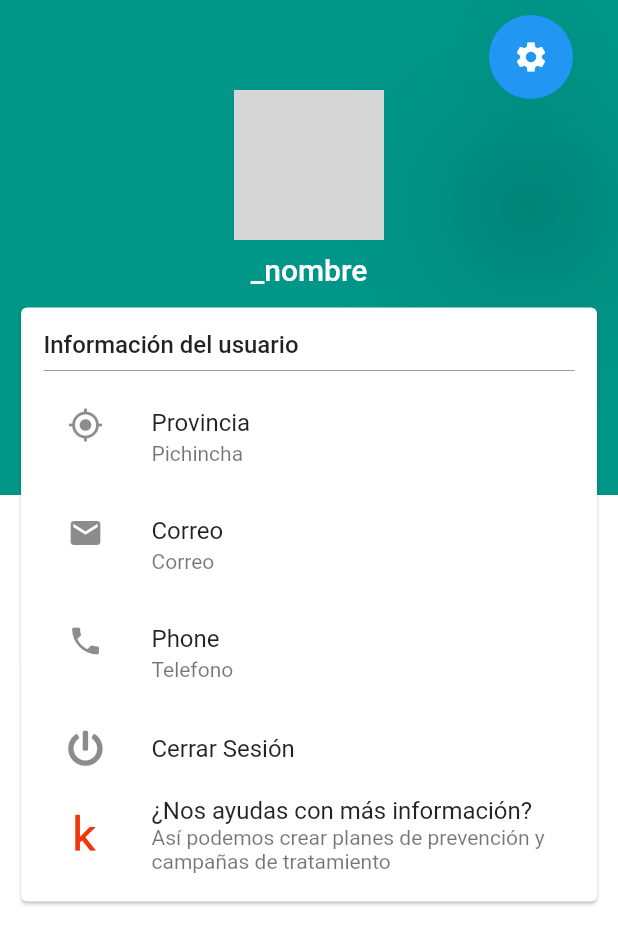
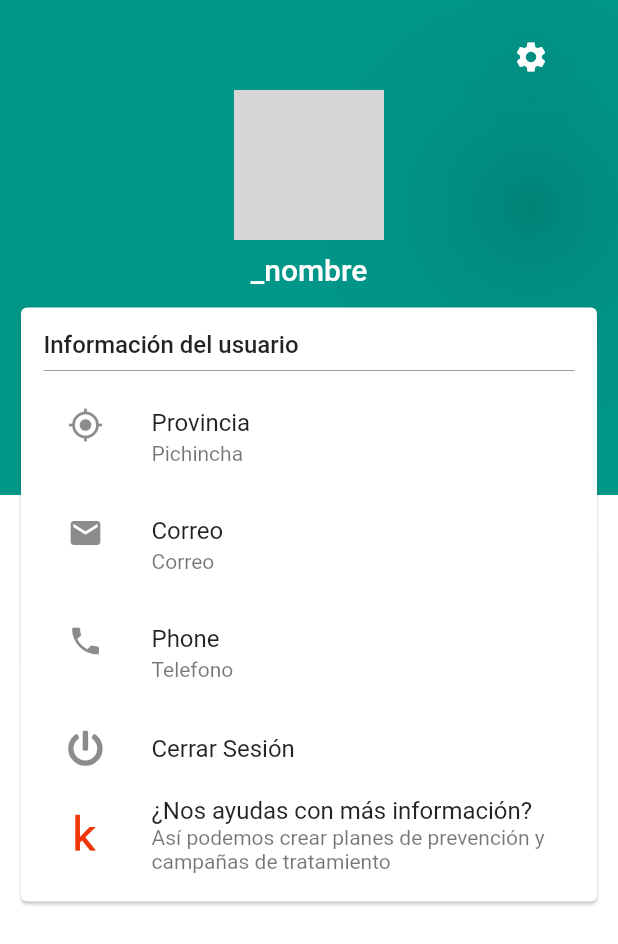
Before and after one commit to cristhianviera1/Kimirina_app_movil, a Flutter app: the ProfileScreen screen opened directly, on a phone screen of 412 x 824 dp. Shown: the top 944 px of the screen. Run offline on Flutter 3.47's test engine with Material 2 defaults, Android fonts, the phone set to English and light mode, and no system bars; our stand-ins replace auto_size_text, cached_network_image, flare_flutter, flutter_form_builder, font_awesome_flutter, rflutter_alert and 1 more; missing offline and left inert: fancy_dialog, intro_views_flutter; accounts and stored records are empty; network calls fail; grey boxes are pictures that could not be loaded.

Commit message:
settings

```diff
--- a/lib/screens/profile/profile_page.dart
+++ b/lib/screens/profile/profile_page.dart
@@ -29,7 +29,7 @@ class ProfileScreen extends StatelessWidget {
   Widget build(BuildContext context) {
     Future.delayed(Duration.zero, () async {
       CurrentProfile().verifyToken();
-      SharedPreferences prefs =  await SharedPreferences.getInstance();
+      SharedPreferences prefs = await SharedPreferences.getInstance();
     });
     return Scaffold(
         backgroundColor: Color.fromRGBO(255, 255, 255, .9),
@@ -47,10 +47,15 @@ class ProfileScreen extends StatelessWidget {
                     top: 10,
                     right: 30,
                     child: FloatingActionButton(
-    child: Icon(Icons.settings),
-    elevation: 50.0,
-    onPressed: () => Navigator.of(context).pushNamed(settingsViewRoute),
-  ),
+                        backgroundColor: Colors.transparent,
+                        child: Icon(
+                          Icons.settings,
+                          color: Colors.white,
+                        ),
+                        elevation: 50.0,
+                        onPressed: () {
+                          Navigator.of(context).pushNamed(settingsViewRoute);
+                        }),
                   ),
                   Column(
                     children: <Widget>[
@@ -66,7 +71,8 @@ class ProfileScreen extends StatelessWidget {
                       Padding(
                         padding: EdgeInsets.all(4),
                       ),
-                      Text("_nombre",
+                      Text(
+                        "_nombre",
                         style: TextStyle(
                             color: Colors.white,
                             fontWeight: FontWeight.w500,
```
Also changed, not shown: lib/routes/router.dart (+6 -5 lines), lib/screens/profile/settings_page.dart (+8 -16 lines).
